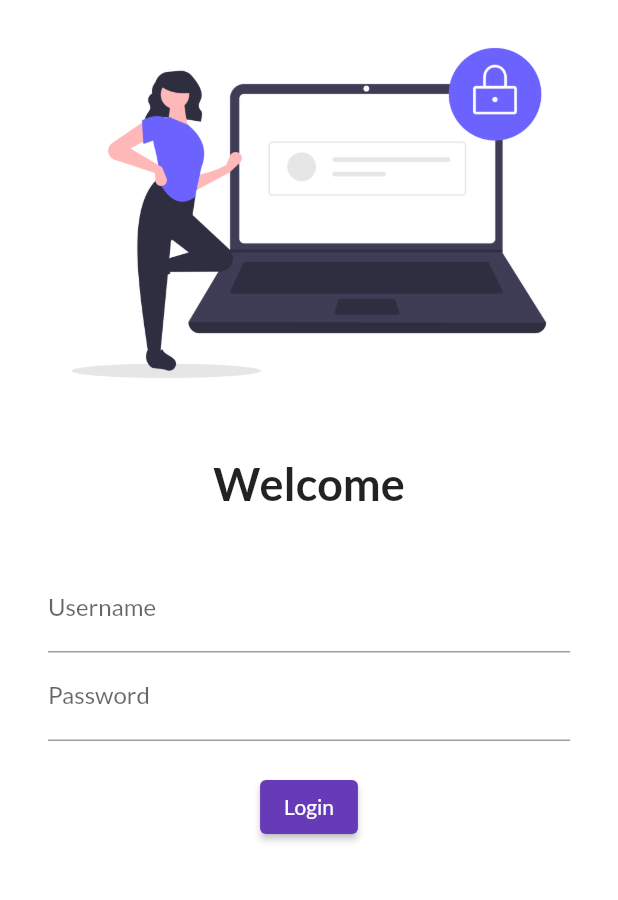
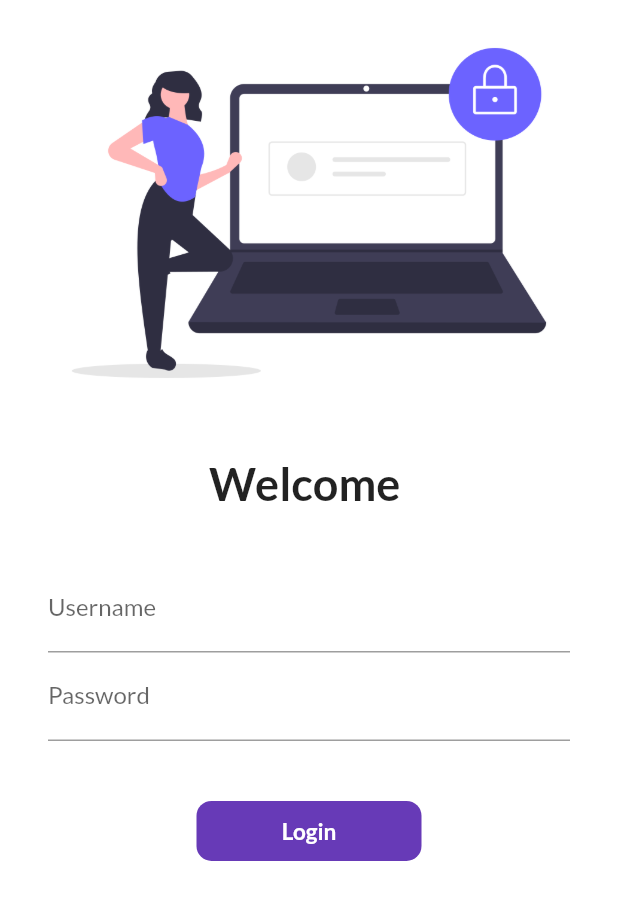
Before and after one commit to Niharsh/30daysof_flutter, a Flutter app: the screen it shows after launch, on a phone screen of 412 x 824 dp. Shown: the top 900 px of the screen. Run offline on Flutter 3.47's test engine with Material 2 defaults, Android fonts, the phone set to English and light mode, and no system bars; our stand-ins replace google_fonts.

Commit message:
Day6 completed

```diff
--- a/lib/main.dart
+++ b/lib/main.dart
@@ -1,6 +1,7 @@
 import 'package:flutter/material.dart';
 import 'package:flutter_catalog/pages/home_page.dart';
 import 'package:flutter_catalog/pages/login_page.dart';
+import 'package:flutter_catalog/utils/routes.dart';
 import 'package:google_fonts/google_fonts.dart';
 
 void main() {
@@ -13,18 +14,18 @@ class MyApp extends StatelessWidget {
   @override
   Widget build(BuildContext context) {
     return MaterialApp(
-      // home: HomePage(),
       themeMode: ThemeMode.light,
       theme: ThemeData(
           primarySwatch: Colors.deepPurple,
           fontFamily: GoogleFonts.lato().fontFamily
           ),
+          // debugShowCheckedModeBanner: false,
       darkTheme: ThemeData(brightness: Brightness.dark),
       // initialRoute: "/home",
       routes: {
         "/": (context) => LoginPage(),
-        "/home": (conext) => HomePage(),
-        "/login": (context) => LoginPage()
+        MyRoute.homeRoute: (conext) => HomePage(),
+        MyRoute.loginRoute: (context) => LoginPage()
       },
     );
   }
--- a/lib/pages/login_page.dart
+++ b/lib/pages/login_page.dart
@@ -1,12 +1,22 @@
 import 'package:flutter/material.dart';
+import 'package:flutter_catalog/utils/routes.dart';
 
-class LoginPage extends StatelessWidget {
+class LoginPage extends StatefulWidget {
   const LoginPage({super.key});
+
+  @override
+  State<LoginPage> createState() => _LoginPageState();
+}
+
+class _LoginPageState extends State<LoginPage> {
+  String name = "";
+  bool changedButton = false;
 
   @override
   Widget build(BuildContext context) {
     return Material(
       color: Colors.white,
+      child: SingleChildScrollView(
         child: Column(
           children: [
             Image.asset(
@@ -17,7 +27,7 @@ class LoginPage extends StatelessWidget {
               height: 20.0,
             ),
             Text(
-            "Welcome",
+              "Welcome $name",
               style: TextStyle(fontSize: 30, fontWeight: FontWeight.bold),
             ),
             SizedBox(
@@ -31,6 +41,10 @@ class LoginPage extends StatelessWidget {
                   TextFormField(
                     decoration: InputDecoration(
                         hintText: "Enter username", labelText: "Username"),
+                    onChanged: (value) {
+                      name = value;
+                      setState(() {});
+                    },
                   ),
                   TextFormField(
                     obscureText: true,
@@ -38,19 +52,47 @@ class LoginPage extends StatelessWidget {
                         hintText: "Enter password", labelText: "Password"),
                   ),
                   SizedBox(
-                  height: 20.0,
+                    height: 40.0,
                   ),
-                ElevatedButton(
-                    onPressed: () {
-                      print("HI NIHARSH");
+                  InkWell(
+                    onTap: () async {
+                      setState(() {
+                        changedButton = true;
+                      });
+                      await Future.delayed(Duration(seconds: 1));
+                      Navigator.pushNamed(context, MyRoute.homeRoute);
                     },
-                    child: Text("Login"),
-                    style: TextButton.styleFrom())
+                    child: AnimatedContainer(
+                      duration: Duration(seconds: 1),
+                      width: changedButton ? 50:150,
+                      height: 40,
+                      alignment: Alignment.center,
+                      child: changedButton? Icon(Icons.done,color:Colors.white): Text(
+                        "Login",
+                        style: TextStyle(
+                            color: Colors.white,
+                            fontWeight: FontWeight.bold,
+                            fontSize: 15),
+                      ),
+                      decoration: BoxDecoration(
+                        borderRadius: BorderRadius.circular(changedButton ?60:10),
+                        // shape: changedButton?BoxShape.circle:BoxShape.rectangle,
+                        color: Colors.deepPurple,
+                      ),
+                    ),
+                  )
+                  // ElevatedButton(
+                  //     onPressed: () {
+                  //       Navigator.pushNamed(context, MyRoute.homeRoute);
+                  //     },
+                  //     child: Text("Login"),
+                  //     style: TextButton.styleFrom(minimumSize: Size(150, 40)))
                 ],
               ),
             )
           ],
         ),
+      ),
     );
   }
 }
--- /dev/null
+++ b/lib/utils/routes.dart
@@ -0,0 +1,4 @@
+class MyRoute {
+  static String loginRoute = "/login";
+  static String homeRoute = "/home";
+}
```
Lines whose indentation alone changed are shown as unchanged.
